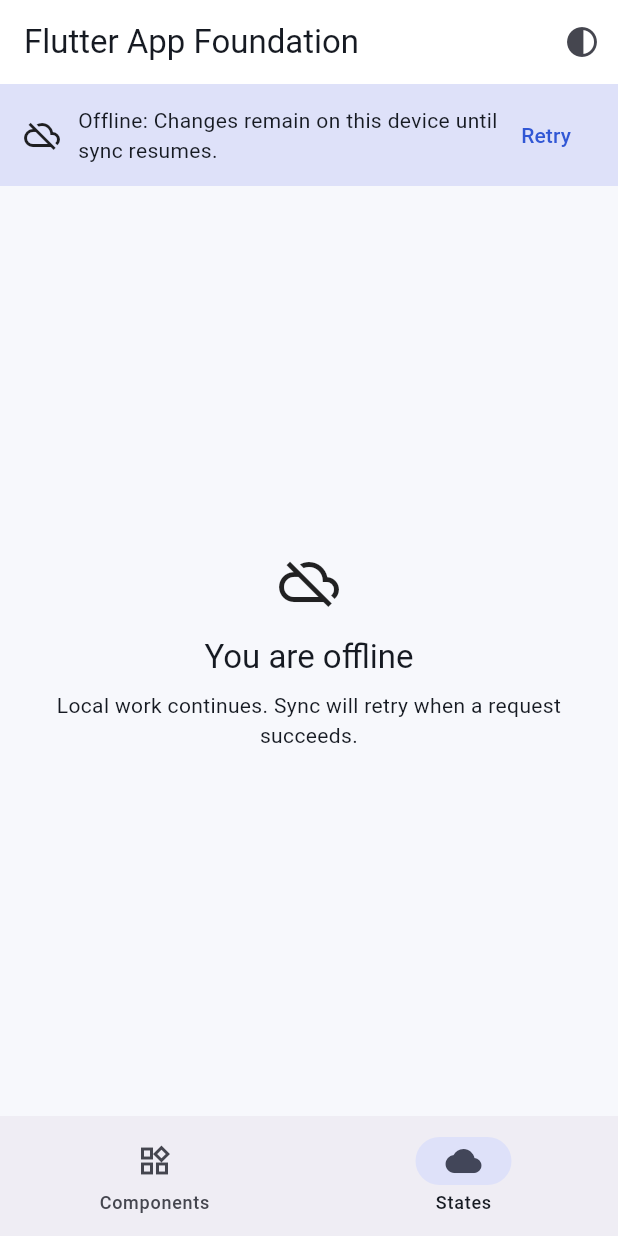
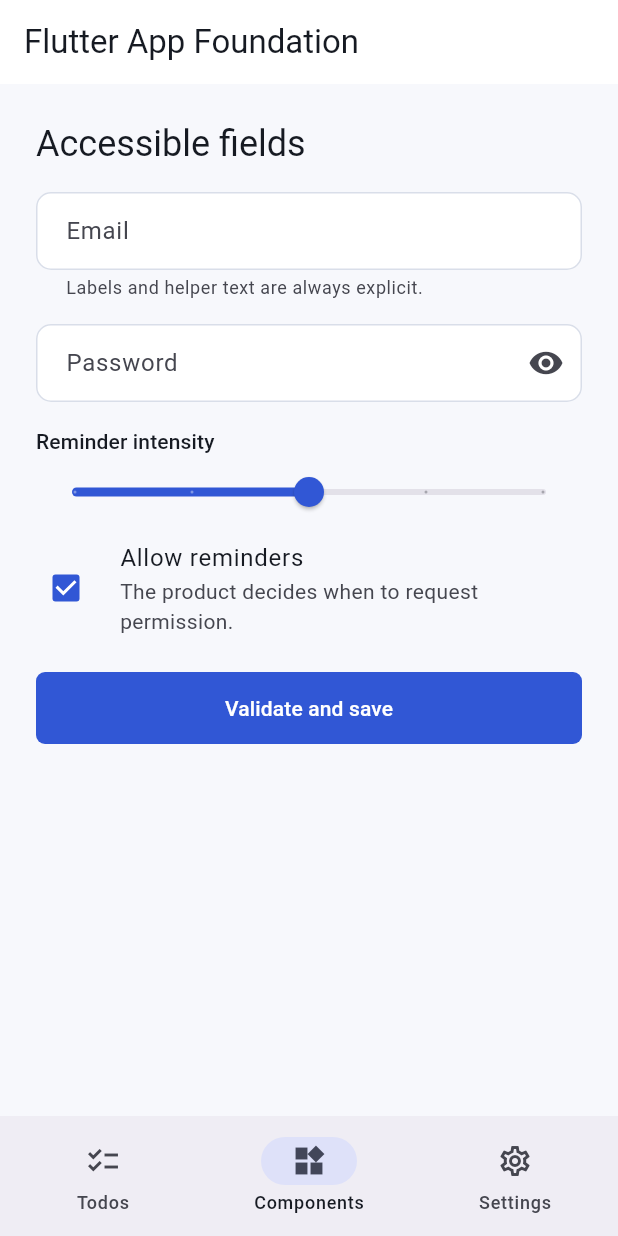
Before and after one commit to Thulasi-Das/flutter-app-foundation, a Flutter app: the screen it shows after launch, item 2 of the bottom bar chosen, on a phone screen of 412 x 824 dp. Run offline on Flutter 3.47's test engine with Material 3 defaults, Android fonts, the phone set to English and light mode, and no system bars.

Commit message:
Ship a tested starter example, adapter recipes, CI matrix, and 0.2.0
- Example is now a starter app: composition root, runFoundationApp,
  route table with path parameters, repository interface with HTTP and demo
  implementations, optimistic updates, validated forms, persisted theme
- FoundationApp.stringsBuilder localizes startup/update/not-found screens
  from app localizations
- CI tests the minimum supported Flutter (3.35.0) and stable, analyzes with
  --fatal-infos, runs the pure-Dart self-check and example tests, uploads
  coverage; Dependabot for actions and pub
- README quick start, docs/RECIPES.md for plugin adapters, architecture and
  release docs updated; version 0.2.0 with changelog and migration notes

Co-Authored-By: Claude Opus 5.5 <noreply@anthropic.com>
Claude-Session: https://claude.ai/code/session_01NydQZG645VJYvh8yamDskq

```diff
--- /dev/null
+++ b/example/lib/app/app.dart
@@ -0,0 +1,85 @@
+import 'package:flutter/material.dart';
+import 'package:flutter_app_foundation/foundation_preset_minimal.dart';
+
+import '../features/components/components_page.dart';
+import '../features/settings/settings_page.dart';
+import '../features/todos/todo_detail_page.dart';
+import '../features/todos/todo_repository.dart';
+import '../features/todos/todos_page.dart';
+import 'services.dart';
+
+abstract final class Destinations {
+  static const home = AppDestination<Object?>(name: 'home', path: '/');
+  static const todo = AppDestination<Object?>(name: 'todo', path: '/todos/:id');
+}
+
+final class ExampleApp extends StatelessWidget {
+  ExampleApp({required this.services, super.key});
+
+  final AppServices services;
+
+  late final FoundationRouteTable _routes = FoundationRouteTable(
+    routes: <FoundationRoute>[
+      FoundationRoute(
+        destination: Destinations.home,
+        builder: (context, _) => const HomeShell(),
+      ),
+      FoundationRoute(
+        destination: Destinations.todo,
+        builder: (context, match) =>
+            TodoDetailPage(id: match.pathParameters['id']!),
+      ),
+    ],
+  );
+
+  @override
+  Widget build(BuildContext context) => FoundationApp(
+    title: 'Foundation example',
+    seedColor: const Color(0xFF3157D5),
+    themeController: services.theme,
+    bootstrap: services.bootstrap,
+    routeTable: _routes,
+    services: <ServiceBinding<Object>>[
+      ServiceBinding<TodoRepository>(services.todos),
+      ServiceBinding<ThemeController>(services.theme),
+    ],
+  );
+}
+
+final class HomeShell extends StatefulWidget {
+  const HomeShell({super.key});
+
+  @override
+  State<HomeShell> createState() => _HomeShellState();
+}
+
+final class _HomeShellState extends State<HomeShell> {
+  var _index = 0;
+
+  static const _pages = <Widget>[TodosPage(), ComponentsPage(), SettingsPage()];
+
+  @override
+  Widget build(BuildContext context) => AdaptiveAppShell(
+    appBar: AppBar(title: const Text('Flutter App Foundation')),
+    selectedIndex: _index,
+    onDestinationSelected: (index) => setState(() => _index = index),
+    destinations: const <FoundationDestination>[
+      FoundationDestination(
+        label: 'Todos',
+        icon: Icons.checklist_outlined,
+        selectedIcon: Icons.checklist,
+      ),
+      FoundationDestination(
+        label: 'Components',
+        icon: Icons.widgets_outlined,
+        selectedIcon: Icons.widgets,
+      ),
+      FoundationDestination(
+        label: 'Settings',
+        icon: Icons.settings_outlined,
+        selectedIcon: Icons.settings,
+      ),
+    ],
+    body: _pages[_index],
+  );
+}
--- /dev/null
+++ b/example/lib/app/services.dart
@@ -0,0 +1,65 @@
+import 'package:flutter_app_foundation/foundation_preset_minimal.dart';
+
+import '../features/todos/todo_repository.dart';
+
+/// The composition root: every dependency is constructed here, once, and
+/// handed to widgets through `FoundationApp(services: ...)`.
+///
+/// Swap adapters here (secure storage, file preferences, a crash vendor)
+/// without touching feature code.
+final class AppServices {
+  AppServices._({
+    required this.preferences,
+    required this.theme,
+    required this.todos,
+    required this.bootstrap,
+  });
+
+  factory AppServices.create() {
+    const apiBaseUrl = String.fromEnvironment('API_BASE_URL');
+    // Production apps: wrap shared_preferences or use FileKeyValueStore from
+    // foundation_local_file_storage.dart with a path_provider directory.
+    final preferences = InMemoryKeyValueStore();
+    final theme = ThemeController(store: preferences);
+    final TodoRepository todos = apiBaseUrl.isEmpty
+        ? DemoTodoRepository()
+        : HttpTodoRepository(
+            NetworkClient(
+              transport: HttpNetworkTransport(),
+              ids: UuidV4Generator(),
+              baseUri: Uri.parse(apiBaseUrl),
+              appVersion: const String.fromEnvironment(
+                'APP_RELEASE',
+                defaultValue: 'dev',
+              ),
+            ),
+          );
+    final bootstrap = BootstrapCoordinator(
+      <StartupStep>[
+        StartupStep(id: 'preferences', run: theme.load, required: false),
+      ],
+      onStepFailed: (failure, {required fatal}) => crashReporter.recordError(
+        failure.error,
+        failure.stackTrace,
+        fatal: fatal,
+        source: 'bootstrap.${failure.stepId}',
+      ),
+    );
+    return AppServices._(
+      preferences: preferences,
+      theme: theme,
+      todos: todos,
+      bootstrap: bootstrap,
+    );
+  }
+
+  /// Replace with a vendor adapter (Sentry, Crashlytics, ...) in production.
+  static const CrashReporter crashReporter = LoggingCrashReporter(
+    StructuredLogger(sink: DebugLogSink(), clock: SystemClock()),
+  );
+
+  final KeyValueStore preferences;
+  final ThemeController theme;
+  final TodoRepository todos;
+  final BootstrapCoordinator bootstrap;
+}
--- /dev/null
+++ b/example/lib/features/components/components_page.dart
@@ -0,0 +1,79 @@
+import 'package:flutter/material.dart';
+import 'package:flutter_app_foundation/foundation_preset_minimal.dart';
+
+final class ComponentsPage extends StatefulWidget {
+  const ComponentsPage({super.key});
+
+  @override
+  State<ComponentsPage> createState() => _ComponentsPageState();
+}
+
+final class _ComponentsPageState extends State<ComponentsPage> {
+  final _form = GlobalKey<FormState>();
+  final _password = TextEditingController();
+  var _intensity = 3.0;
+  var _reminders = true;
+
+  @override
+  void dispose() {
+    _password.dispose();
+    super.dispose();
+  }
+
+  @override
+  Widget build(BuildContext context) => Form(
+    key: _form,
+    child: ListView(
+      padding: const EdgeInsets.all(FoundationSpacing.lg),
+      children: <Widget>[
+        Text(
+          'Accessible fields',
+          style: Theme.of(context).textTheme.headlineSmall,
+        ),
+        const SizedBox(height: FoundationSpacing.md),
+        FoundationTextField(
+          label: 'Email',
+          helperText: 'Labels and helper text are always explicit.',
+          keyboardType: TextInputType.emailAddress,
+          autofillHints: const <String>[AutofillHints.email],
+          validator: FoundationValidators.compose(<FormFieldValidator<String>>[
+            FoundationValidators.required(),
+            FoundationValidators.email(),
+          ]),
+        ),
+        const SizedBox(height: FoundationSpacing.md),
+        FoundationPasswordField(
+          label: 'Password',
+          controller: _password,
+          validator: FoundationValidators.minLength(8),
+        ),
+        const SizedBox(height: FoundationSpacing.md),
+        FoundationSlider(
+          label: 'Reminder intensity',
+          value: _intensity,
+          min: 1,
+          max: 5,
+          divisions: 4,
+          valueLabel: _intensity.round().toString(),
+          onChanged: (value) => setState(() => _intensity = value),
+        ),
+        FoundationCheckbox(
+          label: 'Allow reminders',
+          subtitle: 'The product decides when to request permission.',
+          value: _reminders,
+          onChanged: (value) => setState(() => _reminders = value),
+        ),
+        const SizedBox(height: FoundationSpacing.md),
+        FoundationAsyncButton(
+          label: 'Validate and save',
+          expand: true,
+          onPressed: () async {
+            if (!_form.currentState!.validate()) return;
+            await Future<void>.delayed(const Duration(milliseconds: 600));
+            if (context.mounted) showFoundationSnackBar(context, 'Saved.');
+          },
+        ),
+      ],
+    ),
+  );
+}
--- /dev/null
+++ b/example/lib/features/todos/todo_repository.dart
@@ -0,0 +1,97 @@
+import 'package:flutter_app_foundation/foundation_preset_minimal.dart';
+
+final class Todo {
+  const Todo({required this.id, required this.title, required this.done});
+
+  factory Todo.fromJson(Object? json) {
+    final map = json! as Map<String, Object?>;
+    return Todo(
+      id: '${map['id']}',
+      title: map['title']! as String,
+      done: map['completed'] as bool? ?? false,
+    );
+  }
+
+  final String id;
+  final String title;
+  final bool done;
+
+  Todo copyWith({bool? done}) =>
+      Todo(id: id, title: title, done: done ?? this.done);
+}
+
+/// Feature code depends on this interface, never on HTTP or storage details.
+abstract interface class TodoRepository {
+  Future<List<Todo>> list();
+  Future<Todo> get(String id);
+  Future<Todo> setDone(String id, {required bool done});
+}
+
+final class HttpTodoRepository implements TodoRepository {
+  const HttpTodoRepository(this._client);
+
+  final NetworkClient _client;
+
+  @override
+  Future<List<Todo>> list() => _client.getJson(
+    'todos',
+    query: const <String, String>{'_limit': '20'},
+    decode: (json) =>
+        (json! as List<Object?>).map(Todo.fromJson).toList(growable: false),
+  );
+
+  @override
+  Future<Todo> get(String id) => _client.getJson(
+    'todos/${Uri.encodeComponent(id)}',
+    decode: Todo.fromJson,
+  );
+
+  @override
+  Future<Todo> setDone(String id, {required bool done}) => _client.patchJson(
+    'todos/${Uri.encodeComponent(id)}',
+    body: <String, Object?>{'completed': done},
+    decode: Todo.fromJson,
+  );
+}
+
+/// In-memory data with simulated latency so the example runs offline.
+final class DemoTodoRepository implements TodoRepository {
+  final Map<String, Todo> _todos = <String, Todo>{
+    for (final (index, title) in <String>[
+      'Read the integration guide',
+      'Wire a real CrashReporter',
+      'Replace demo data with HttpTodoRepository',
+      'Ship it',
+    ].indexed)
+      '${index + 1}': Todo(id: '${index + 1}', title: title, done: index == 0),
+  };
+
+  Future<void> _latency() =>
+      Future<void>.delayed(const Duration(milliseconds: 300));
+
+  @override
+  Future<List<Todo>> list() async {
+    await _latency();
+    return _todos.values.toList(growable: false);
+  }
+
+  @override
+  Future<Todo> get(String id) async {
+    await _latency();
+    return _todos[id] ??
+        (throw const ApiFailure(
+          kind: ApiFailureKind.notFound,
+          code: 'todo_not_found',
+          message: 'This todo no longer exists.',
+          correlationId: 'demo',
+          retryable: false,
+          statusCode: 404,
+        ));
+  }
+
+  @override
+  Future<Todo> setDone(String id, {required bool done}) async {
+    final updated = (await get(id)).copyWith(done: done);
+    return _todos[id] = updated;
+  }
+}
--- /dev/null
+++ b/example/lib/features/todos/todos_page.dart
@@ -0,0 +1,82 @@
+import 'package:flutter/material.dart';
+import 'package:flutter_app_foundation/foundation_preset_minimal.dart';
+
+import 'todo_repository.dart';
+
+final class TodosPage extends StatefulWidget {
+  const TodosPage({super.key});
+
+  @override
+  State<TodosPage> createState() => _TodosPageState();
+}
+
+final class _TodosPageState extends State<TodosPage> {
+  late final TodoRepository _repository = context.service<TodoRepository>();
+  late final AsyncController<List<Todo>> _todos = AsyncController(
+    load: _repository.list,
+  );
+
+  @override
+  void initState() {
+    super.initState();
+    _todos.refresh();
+  }
+
+  @override
+  void dispose() {
+    _todos.dispose();
+    super.dispose();
+  }
+
+  Future<void> _toggle(Todo todo, bool done) async {
+    final current = _todos.value.valueOrNull ?? const <Todo>[];
+    // Optimistic update; the async error path restores truth by reloading.
+    _todos.set([
+      for (final item in current)
+        item.id == todo.id ? item.copyWith(done: done) : item,
+    ]);
+    try {
+      await _repository.setDone(todo.id, done: done);
+    } on Object {
+      await _todos.refresh();
+      rethrow;
+    }
+  }
+
+  @override
+  Widget build(BuildContext context) => AsyncValueBuilder<List<Todo>>(
+    controller: _todos,
+    isEmpty: (todos) => todos.isEmpty,
+    builder: (context, todos) => RefreshIndicator(
+      onRefresh: _todos.refresh,
+      child: ListView.separated(
+        itemCount: todos.length,
+        separatorBuilder: (_, _) => const Divider(height: 1),
+        itemBuilder: (context, index) {
+          final todo = todos[index];
+          return CheckboxListTile(
+            value: todo.done,
+            title: Text(todo.title),
+            secondary: IconButton(
+              tooltip: 'Open ${todo.title}',
+              icon: const Icon(Icons.chevron_right),
+              onPressed: () =>
+                  Navigator.of(context).pushNamed('/todos/${todo.id}'),
+            ),
+            onChanged: (value) =>
+                _toggle(todo, value ?? false).catchError((Object error) {
+                  if (!context.mounted) return;
+                  showFoundationSnackBar(
+                    context,
+                    FailurePresentation.from(
+                      error,
+                      FoundationStrings.of(context),
+                    ).message,
+                  );
+                }),
+          );
+        },
+      ),
+    ),
+  );
+}
--- a/example/lib/main.dart
+++ b/example/lib/main.dart
@@ -1,129 +1,14 @@
-import 'dart:async';
-
-import 'package:flutter/material.dart';
 import 'package:flutter_app_foundation/foundation_preset_minimal.dart';
 
-void main() => runApp(const FoundationExample());
+import 'app/app.dart';
+import 'app/services.dart';
 
-final class FoundationExample extends StatefulWidget {
-  const FoundationExample({super.key});
-
-  @override
-  State<FoundationExample> createState() => _FoundationExampleState();
-}
-
-final class _FoundationExampleState extends State<FoundationExample> {
-  late final BootstrapCoordinator bootstrap;
-  var themeMode = ThemeMode.system;
-  var selectedIndex = 0;
-  var intensity = 3.0;
-  var notifications = true;
-
-  @override
-  void initState() {
-    super.initState();
-    bootstrap = BootstrapCoordinator(<StartupStep>[
-      StartupStep(id: 'configuration', run: () async {}),
-      StartupStep(id: 'local database', run: () async {}),
-      StartupStep(id: 'session', run: () async {}),
-    ]);
-  }
-
-  @override
-  void dispose() {
-    unawaited(bootstrap.dispose());
-    super.dispose();
-  }
-
-  @override
-  Widget build(BuildContext context) => MaterialApp(
-    title: 'Foundation example',
-    debugShowCheckedModeBanner: false,
-    theme: FoundationTheme.light(),
-    darkTheme: FoundationTheme.dark(),
-    themeMode: themeMode,
-    home: BootstrapGate(
-      coordinator: bootstrap,
-      child: AdaptiveAppShell(
-        destinations: const <FoundationDestination>[
-          FoundationDestination(
-            label: 'Components',
-            icon: Icons.widgets_outlined,
-            selectedIcon: Icons.widgets,
-          ),
-          FoundationDestination(
-            label: 'States',
-            icon: Icons.cloud_outlined,
-            selectedIcon: Icons.cloud,
-          ),
-        ],
-        selectedIndex: selectedIndex,
-        onDestinationSelected: (value) => setState(() => selectedIndex = value),
-        appBar: AppBar(
-          title: const Text('Flutter App Foundation'),
-          actions: <Widget>[
-            IconButton(
-              tooltip: 'Toggle theme',
-              onPressed: () => setState(() {
-                themeMode = themeMode == ThemeMode.dark
-                    ? ThemeMode.light
-                    : ThemeMode.dark;
-              }),
-              icon: const Icon(Icons.contrast),
-            ),
-          ],
-        ),
-        notice: selectedIndex == 1
-            ? const AppStateNotice(
-                state: GlobalAppState.offline,
-                title: 'Offline',
-                message: 'Changes remain on this device until sync resumes.',
-                actionLabel: 'Retry',
-              )
-            : null,
-        onNoticeAction: () {},
-        body: selectedIndex == 0
-            ? ListView(
-                padding: const EdgeInsets.all(24),
-                children: <Widget>[
-                  Text(
-                    'Accessible fields',
-                    style: Theme.of(context).textTheme.headlineSmall,
-                  ),
-                  const SizedBox(height: 16),
-                  const FoundationTextField(
-                    label: 'Email',
-                    helperText: 'Labels and helper text are always explicit.',
-                    keyboardType: TextInputType.emailAddress,
-                    autofillHints: <String>[AutofillHints.email],
-                  ),
-                  const SizedBox(height: 16),
-                  const FoundationPasswordField(label: 'Password'),
-                  const SizedBox(height: 16),
-                  FoundationSlider(
-                    label: 'Accountability intensity',
-                    value: intensity,
-                    min: 1,
-                    max: 5,
-                    divisions: 4,
-                    valueLabel: intensity.round().toString(),
-                    onChanged: (value) => setState(() => intensity = value),
-                  ),
-                  FoundationCheckbox(
-                    label: 'Allow reminders',
-                    subtitle: 'The product decides when to request permission.',
-                    value: notifications,
-                    onChanged: (value) => setState(() => notifications = value),
-                  ),
-                ],
-              )
-            : const FoundationStateView(
-                state: FoundationViewState.offline,
-                title: 'You are offline',
-                message:
-                    'Local work continues. Sync will retry when a request succeeds.',
-              ),
-      ),
-    ),
-  );
-}
+/// Run with defaults (in-memory demo data):
+///   flutter run
+///
+/// Or against a JSON API that serves `GET /todos` and `GET /todos/{id}`:
+///   flutter run --dart-define=API_BASE_URL=https://jsonplaceholder.typicode.com
+Future<void> main() => runFoundationApp(() async {
+  final services = AppServices.create();
+  return ExampleApp(services: services);
+}, crashReporter: AppServices.crashReporter);
--- a/example/pubspec.yaml
+++ b/example/pubspec.yaml
@@ -1,7 +1,7 @@
 name: flutter_app_foundation_example
 description: Integration example for flutter_app_foundation.
 publish_to: none
-version: 0.1.0+1
+version: 0.2.0+1
 
 environment:
   sdk: ">=3.9.0 <4.0.0"
@@ -13,6 +13,7 @@ dependencies:
     path: ../
 
 dev_dependencies:
+  flutter_lints: ^4.0.0
   flutter_test:
     sdk: flutter
 
--- a/lib/src/app/foundation_app.dart
+++ b/lib/src/app/foundation_app.dart
@@ -32,6 +32,7 @@ final class FoundationApp extends StatelessWidget {
     this.theme,
     this.darkTheme,
     this.strings = FoundationStrings.english,
+    this.stringsBuilder,
     this.services = const <ServiceBinding<Object>>[],
     this.navigatorKey,
     this.scaffoldMessengerKey,
@@ -80,6 +81,11 @@ final class FoundationApp extends StatelessWidget {
   final ThemeData? darkTheme;
   final FoundationStrings strings;
 
+  /// Builds [strings] from the app's localizations; runs below
+  /// `Localizations`, so `AppLocalizations.of(context)` works. Takes
+  /// precedence over [strings] and also reaches startup and update screens.
+  final FoundationStrings Function(BuildContext context)? stringsBuilder;
+
   /// Services made available to every route through [ServiceScope].
   final List<ServiceBinding<Object>> services;
   final GlobalKey<NavigatorState>? navigatorKey;
@@ -118,6 +124,7 @@ final class FoundationApp extends StatelessWidget {
         FoundationTheme.dark(seedColor: seedColor, highContrast: true);
 
     Widget wrap(BuildContext context, Widget? child) {
+      final strings = stringsBuilder?.call(context) ?? this.strings;
       Widget current = child ?? const SizedBox.shrink();
       if (builder != null) current = builder!(context, current);
       final coordinator = bootstrap;
--- a/pubspec.yaml
+++ b/pubspec.yaml
@@ -1,6 +1,6 @@
 name: flutter_app_foundation
 description: Product-neutral, offline-first application foundations for Flutter mobile and desktop products.
-version: 0.1.0
+version: 0.2.0
 publish_to: none
 repository: https://github.com/Thulasi-Das/flutter-app-foundation
 
```
Also changed, not shown: example/lib/features/settings/settings_page.dart (added, +30 -0 lines), example/lib/features/todos/todo_detail_page.dart (added, +54 -0 lines), 9 other files.
